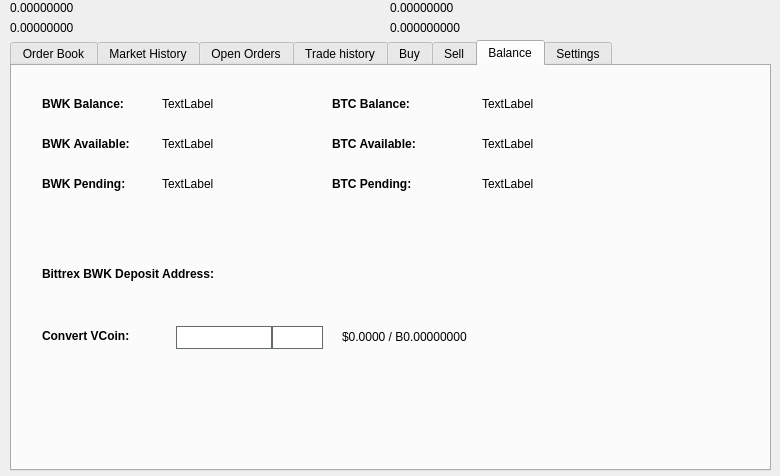
TUSC-Develop/Bulwark, file src/qt/forms/tradingdialog.ui: the form before one commit.
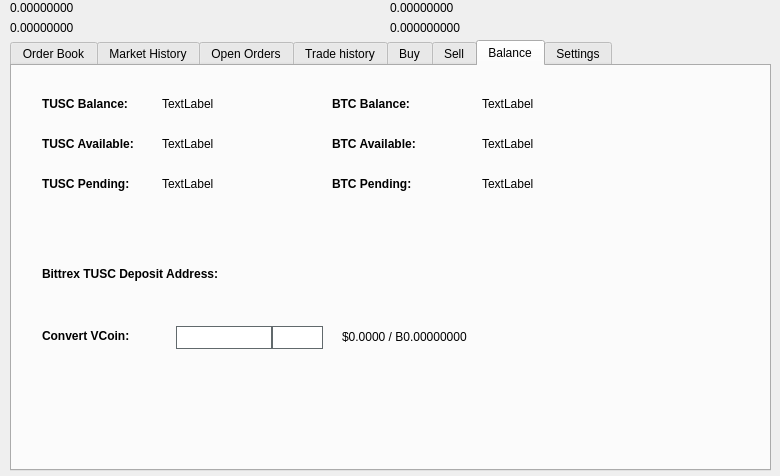
The form after the commit. The open tabs and pages were chosen to show the change. Icons and pictures are not drawn. Custom widgets are drawn as their Qt base class.

Diff of the .ui file:
```diff
--- a/src/qt/forms/tradingdialog.ui
+++ b/src/qt/forms/tradingdialog.ui
@@ -2762,7 +2762,7 @@
       </font>
      </property>
      <property name="text">
-      <string>BWK Balance:</string>
+      <string>TUSC Balance:</string>
      </property>
     </widget>
     <widget class="QLabel" name="label_12">
@@ -2813,7 +2813,7 @@
       </font>
      </property>
      <property name="text">
-      <string>BWK Available:</string>
+      <string>TUSC Available:</string>
      </property>
     </widget>
     <widget class="QLabel" name="label_14">
@@ -2832,7 +2832,7 @@
       </font>
      </property>
      <property name="text">
-      <string>BWK Pending:</string>
+      <string>TUSC Pending:</string>
      </property>
     </widget>
     <widget class="QLabel" name="BWKPendingLabel">
@@ -2928,7 +2928,7 @@
       </font>
      </property>
      <property name="text">
-      <string>Bittrex BWK Deposit Address:</string>
+      <string>Bittrex TUSC Deposit Address:</string>
      </property>
     </widget>
     <widget class="QtMaterialFlatButton" name="GenDepositBTN" native="true">
```
Left out of the diff: 48 changed lines with no effect on the pictures.
